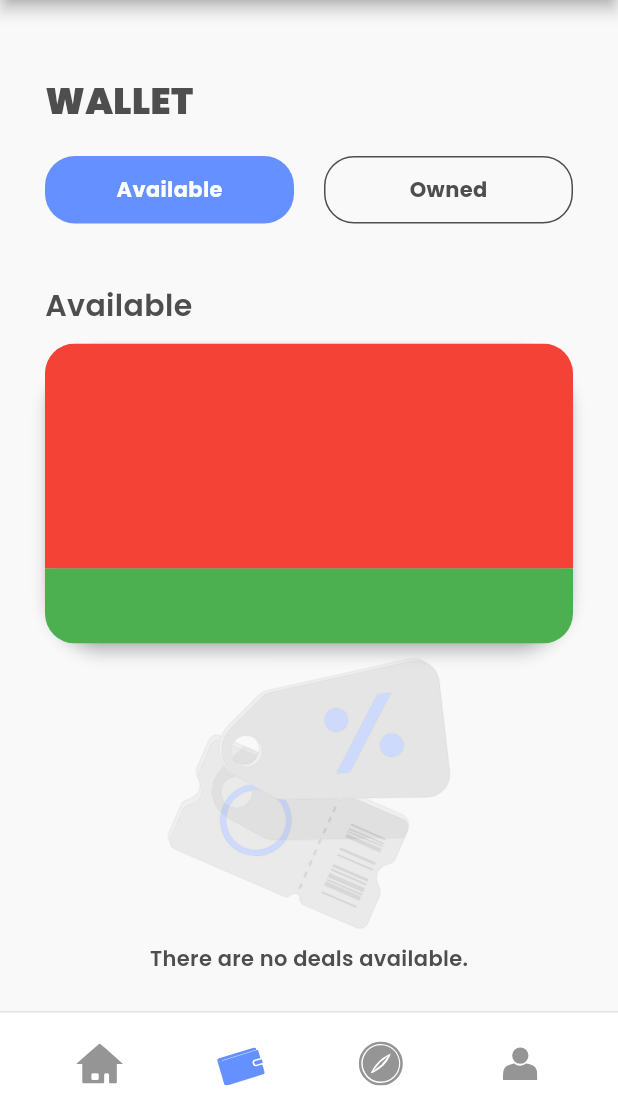
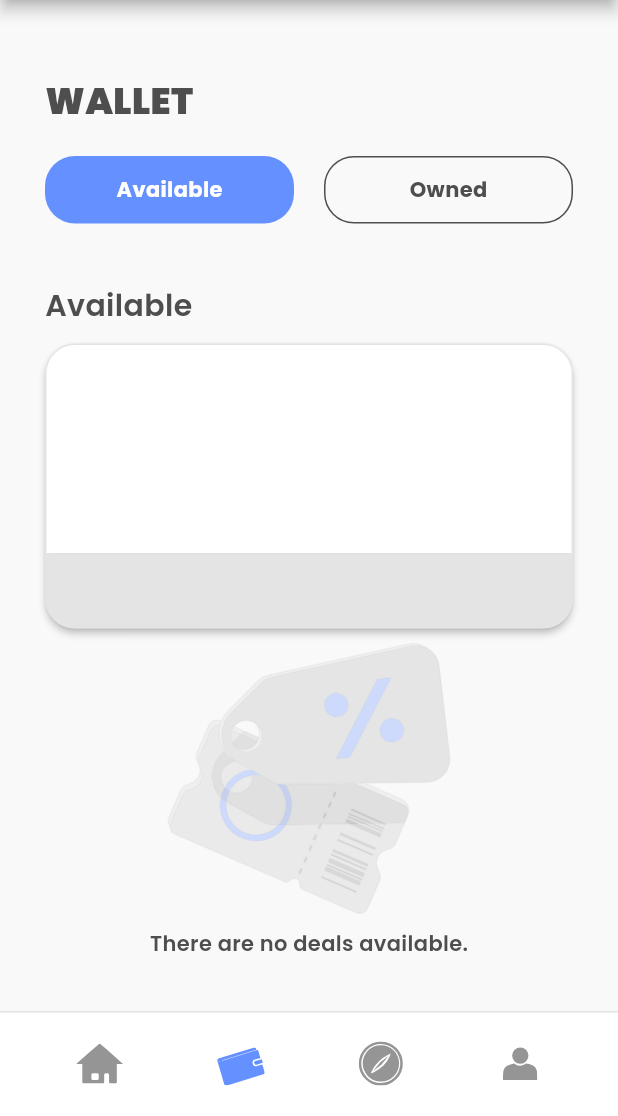
Before and after one commit to vjloable/loyalty_app, a Flutter app: the screen it shows once a user with an empty profile is signed in, item 2 of the bottom bar chosen, on a phone screen of 412 x 824 dp, the part 120-1236 px from its top. Run offline on Flutter 3.47's test engine with Material 3 defaults, Android fonts, the phone set to English and light mode, and no system bars; our stand-ins replace cloud_firestore, dotted_border, firebase_auth, firebase_core, flutter_svg, google_sign_in and 1 more; missing offline and left inert: flutter_flip_card, mobile_scanner; accounts and stored records are empty.

Commit message:
feat: add deal card button to the available tab of the wallet screen

```diff
--- a/lib/features/customer/presentation/wallet_tabs/wallet_available_tab.dart
+++ b/lib/features/customer/presentation/wallet_tabs/wallet_available_tab.dart
@@ -1,4 +1,6 @@
 import 'package:flutter/material.dart';
+import 'package:loyalty_app/common_widgets/deal_card_widget.dart';
+import 'package:loyalty_app/features/customer/presentation/wallet_available_deal_screen.dart';
 
 import '../../../../utils/graphics.dart';
 
@@ -42,64 +44,9 @@ class _WalletAvailableTabState extends State<WalletAvailableTab> {
             ),
           ),
         ),
-        // Padding(
-        //   padding: const EdgeInsets.symmetric(horizontal: 30.0),
-        //   child: SizedBox(
-        //     height: 100,
-        //     child: Flexible(
-        //       child: InkWell(
-        //         onTap: () {
-        //
-        //         },
-        //         borderRadius: BorderRadius.circular(20),
-        //         splashColor: Colors.white,
-        //         splashFactory: InkSplash.splashFactory,
-        //         child: Ink(
-        //           decoration: BoxDecoration(
-        //             color: const Color(0xFF6590FF),
-        //             borderRadius: BorderRadius.circular(20),
-        //           ),
-        //           child: const SizedBox(
-        //             height: 45,
-        //             width: double.infinity,
-        //             child: Center(
-        //               child: Text("Available", style: TextStyle(color: Color(0xFFFFFFFF), fontSize: 14, fontWeight: FontWeight.w700)),
-        //             ),
-        //           ),
-        //         ),
-        //       ),
-        //     ),
-        //   ),
-        // ),
-        Padding(
-          padding: const EdgeInsets.symmetric(horizontal: 30),
-          child: Material(
-            color: Colors.transparent,
-            borderRadius: BorderRadius.circular(40),
-            elevation: 4,
-            child: InkWell(
-              onTap: () {},
-              borderRadius: BorderRadius.circular(20),
-              child: Column(
-                children: [
-                  Ink(
-                    height: 150,
-                    decoration: const BoxDecoration(
-                      color: Colors.red,
-                      borderRadius: BorderRadius.only(topLeft: Radius.circular(20), topRight: Radius.circular(20)),
-                    ),
-                  ),
-                  Ink(
-                    height: 50,
-                    decoration: const BoxDecoration(
-                      color: Colors.green,
-                      borderRadius: BorderRadius.only(bottomLeft: Radius.circular(20), bottomRight: Radius.circular(20)),
-                    ),
-                  ),
-                ],
-              ),
-            ),
-          ),
+        const Padding(
+          padding: EdgeInsets.symmetric(horizontal: 30),
+          child: DealCardWidget(destination: WalletAvailableDealScreen()),
         ),
         SizedBox(
           height: 200,
```
